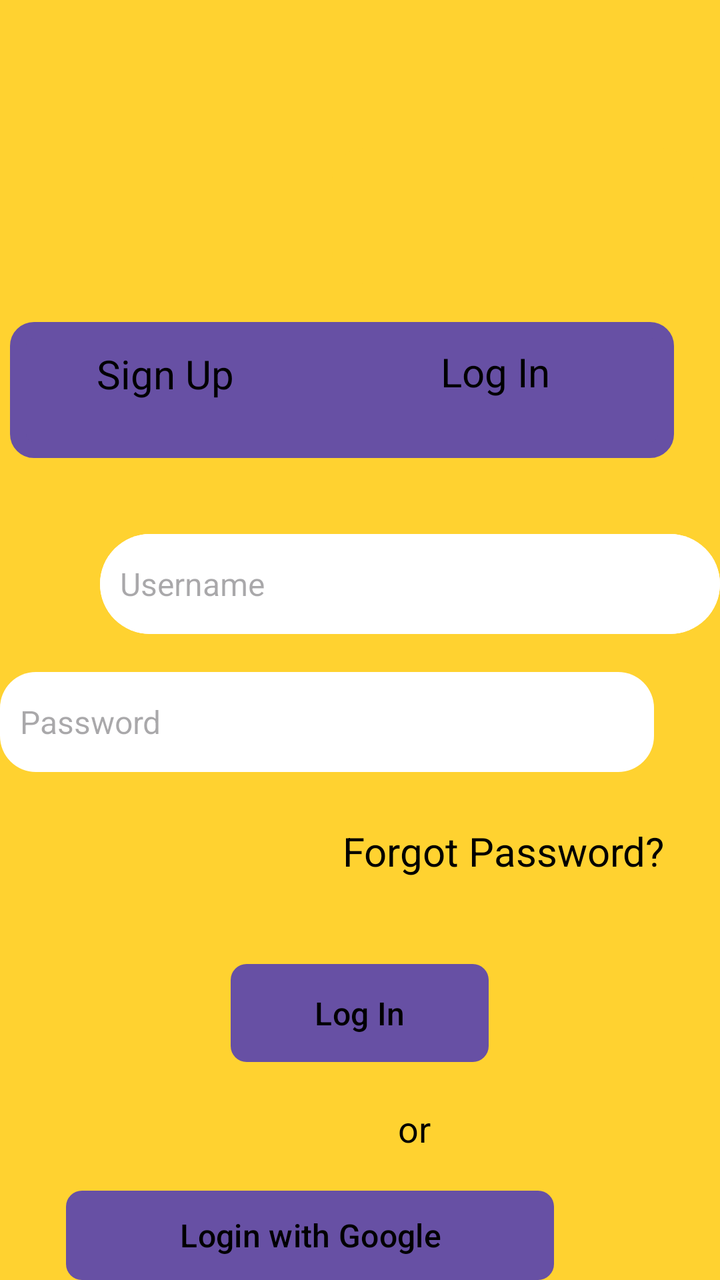
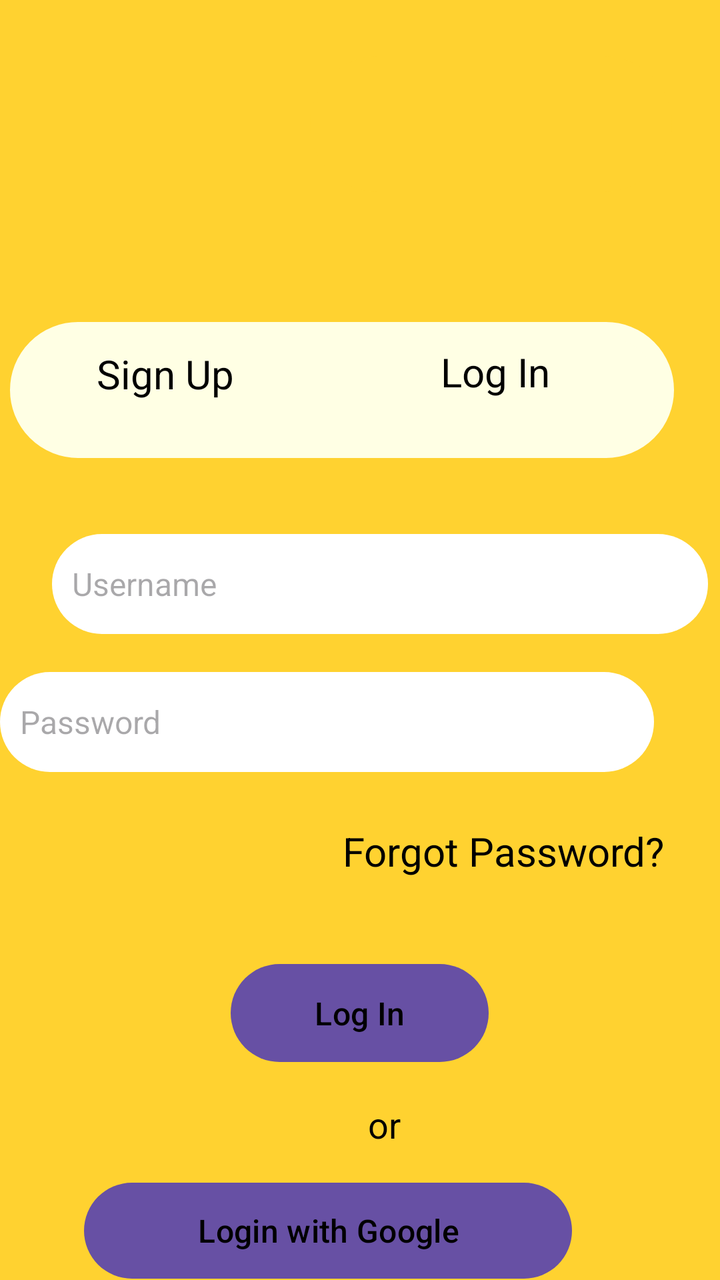

An Android layout rendered at two revisions. The XML below is the earlier revision; the diff shows what the commit changed to produce the second picture.
<!-- AndroidManifest.xml: application theme Theme.Expo -->
<!-- res/layout/activity_main.xml -->
<?xml version="1.0" encoding="utf-8"?>
<RelativeLayout xmlns:android="http://schemas.android.com/apk/res/android"
    android:layout_width="match_parent"
    android:layout_height="match_parent"
    xmlns:tools="http://schemas.android.com/tools"
    android:background="#FFD230">

    
    <EditText
        android:id="@+id/usernameBox"
        android:layout_width="328dp"
        android:layout_height="50dp"
        android:layout_alignParentStart="true"
        android:layout_marginStart="50dp"
        android:layout_marginTop="267dp"
        android:background="@drawable/rounded_box_39dp"
        android:hint="@string/username"
        android:padding="10dp"
        android:textColor="#000000"
        android:textSize="16sp" />

    <EditText
        android:id="@+id/EmailBox"
        android:layout_width="328dp"
        android:layout_height="50dp"
        android:layout_alignParentStart="true"
        android:layout_marginStart="50dp"
        android:layout_marginTop="267dp"
        android:background="@drawable/rounded_box_39dp"
        android:hint="Username"
        android:padding="10dp"
        android:textColor="#000000"
        android:textSize="16sp" />

    

    
    <EditText
        android:id="@+id/passwordBox"
        android:layout_width="328dp"
        android:layout_height="50dp"
        android:layout_below="@id/usernameBox"
        android:layout_alignParentEnd="true"
        android:layout_marginTop="19dp"
        android:layout_marginEnd="33dp"
        android:background="@drawable/rounded_box_18dp"
        android:hint="Password"
        android:inputType="textPassword"
        android:padding="10dp"
        android:textColor="@android:color/black"
        android:textSize="16sp" />


    <TextView
        android:id="@+id/forgotPassword"
        android:layout_width="wrap_content"
        android:layout_height="wrap_content"
        android:layout_below="@id/passwordBox"
        android:layout_alignParentEnd="true"
        android:layout_marginTop="26dp"
        android:layout_marginEnd="28dp"
        android:text="Forgot Password?"
        android:textColor="@android:color/black"
        android:textSize="20sp" />

    

    <TextView
        android:id="@+id/login"
        android:layout_width="wrap_content"
        android:layout_height="wrap_content"
        android:layout_below="@id/passwordBox"
        android:layout_alignParentEnd="true"
        android:layout_marginTop="-214dp"
        android:layout_marginEnd="85dp"
        android:elevation="@android:dimen/app_icon_size"
        android:text="Log In"
        android:textColor="@android:color/black"
        android:textSize="20sp" />

    <TextView
        android:id="@+id/signup"
        android:layout_width="wrap_content"
        android:layout_height="wrap_content"
        android:layout_below="@id/passwordBox"
        android:layout_alignParentEnd="true"
        android:layout_marginTop="-213dp"
        android:layout_marginEnd="243dp"
        android:elevation="@android:dimen/app_icon_size"
        android:text="Sign Up"
        android:textColor="@android:color/black"
        android:textSize="20sp" />

    <Button
        android:id="@+id/loginButton"
        android:layout_width="129dp"
        android:layout_height="49dp"
        android:layout_below="@id/forgotPassword"
        android:layout_marginTop="43dp"
        android:layout_centerHorizontal="true"
        android:background="@drawable/rounded_box_8dp"
        android:text="Log In"
        android:textColor="@android:color/black"
        android:textSize="16sp" />

    
    <TextView
        android:id="@+id/orText"
        android:layout_width="wrap_content"
        android:layout_height="wrap_content"
        android:layout_below="@id/loginButton"
        android:layout_alignParentStart="true"
        android:layout_marginStart="199dp"
        android:layout_marginTop="21dp"
        android:text="or"
        android:textColor="@android:color/black"
        android:textSize="18sp" />

    
    <Button
        android:id="@+id/googleLoginButton"
        android:layout_width="244dp"
        android:layout_height="48dp"
        android:layout_below="@id/orText"
        android:layout_alignParentEnd="true"
        android:layout_marginTop="19dp"
        android:layout_marginEnd="83dp"
        android:background="@drawable/rounded_box_8dp"
        android:drawableStart="@drawable/ic_google"
        android:drawablePadding="10dp"
        android:text="Login with Google"
        android:textColor="@android:color/black"
        android:textSize="16sp" />

    

    
    <Button
        android:id="@+id/signupTab"
        android:layout_width="332dp"
        android:layout_height="68dp"
        android:layout_alignParentTop="true"
        android:layout_alignParentEnd="true"
        android:layout_gravity="center_horizontal"
        android:layout_marginTop="161dp"
        android:layout_marginEnd="23dp"
        android:layout_weight="1"
        android:background="@drawable/inactive_tab_background"
        android:backgroundTint="#FFFFE4"
        android:textAlignment="textStart"
        android:textColor="#000000"
        android:textSize="24sp"
        android:textStyle="bold"
        tools:ignore="RtlCompat" />

    <TextView
        android:id="@+id/loginTab"
        android:layout_width="181dp"
        android:layout_height="68dp"
        android:layout_alignParentEnd="true"
        android:layout_alignParentBottom="true"
        android:layout_gravity="center_horizontal"
        android:layout_marginEnd="13dp"
        android:layout_marginBottom="498dp"
        android:layout_weight="1"
        android:background="@drawable/active_tab_background"
        android:backgroundTint="#FFD230"
        android:textAlignment="center"
        android:textColor="#000000"
        android:textSize="24dp"
        android:textStyle="bold" />
</RelativeLayout>
<!-- resources referenced by this layout -->
<resources>
  <!-- drawable active_tab_background (drawable) -->
  <shape xmlns:android="http://schemas.android.com/apk/res/android"
      android:shape="rectangle">
      <solid android:color="#FFD230" />
      <corners android:radius="16dp" />
  </shape>
  <!-- drawable ic_google (drawable) -->
  <vector xmlns:android="http://schemas.android.com/apk/res/android"
      android:width="24dp"
      android:height="24dp"
      android:viewportWidth="48.0"
      android:viewportHeight="48.0">
      <path
          android:fillColor="#4285F4"
          android:pathData="M44.5,20H24v8.5h11.9C33.3,32.4,29.1,35,24,35c-6.1,0 -11.3,-4.2 -13.2,-10l-8.1,6.2C6.6,39.3,14.8,45,24,45c12,0,22,-9.8,22,-22,0,-1.7 -0.2,-2.8 -0.5,-3z" />
      <path
          android:fillColor="#34A853"
          android:pathData="M10.8,25c-0.5,-1.5 -0.8,-3.1 -0.8,-5s0.3,-3.5 0.8,-5l-8.1,-6.2C1,12.8,0,16.3,0,20c0,3.7,1,7.2,2.7,10.2L10.8,25z" />
      <path
          android:fillColor="#FBBC05"
          android:pathData="M24,10c4.3,0,8.2,1.7,11.1,4.5l7.4,-7.4C38.5,3.5,31.7,0,24,0,14.8,0,6.6,5.7,2.7,14.8L10.8,21C12.7,14.2,18.4,10,24,10z" />
      <path
          android:fillColor="#EA4335"
          android:pathData="M24,45c7.5,0,13.9,-2.5,18.5,-6.7l-7.9,-6.4C32.8,33.8,28.7,35,24,35c-5.1,0 -9.3,-2.6 -11.9,-6.5l-8.1,6.2C8.2,41.3,15.8,45,24,45z" />
  </vector>
  <!-- drawable inactive_tab_background (drawable) -->
  <shape xmlns:android="http://schemas.android.com/apk/res/android"
      android:shape="rectangle">
      <solid android:color="#FFFFE4" />
      <corners android:radius="8dp" />
      <stroke android:width="8dp" android:color="#888888" />
  </shape>
  <!-- drawable rounded_box_18dp (drawable) -->
  <shape xmlns:android="http://schemas.android.com/apk/res/android"
      android:shape="rectangle">
      <solid android:color="#FFFFFF" />
      <corners android:radius="18dp" />
  </shape>
  <!-- drawable rounded_box_39dp (drawable) -->
  <shape xmlns:android="http://schemas.android.com/apk/res/android"
      android:shape="rectangle">
      <solid android:color="#FFFFFF" />
      <corners android:radius="39dp" />
  </shape>
  <!-- drawable rounded_box_8dp (drawable) -->
  <shape xmlns:android="http://schemas.android.com/apk/res/android"
      android:shape="rectangle">
      <solid android:color="#008DFF" />
      <corners android:radius="8dp" />
  </shape>
  <string name="username">Username</string>
  <style name="Theme.Expo" parent="Base.Theme.Expo" />
  <style name="Base.Theme.Expo" parent="Theme.Material3.DayNight.NoActionBar">
          
          
      </style>
</resources>

<!-- the commit's change to res/layout/activity_main.xml (unified diff, before → after) -->
@@ -5,13 +5,12 @@
     xmlns:tools="http://schemas.android.com/tools"
     android:background="#FFD230">
 
-    
     <EditText
         android:id="@+id/usernameBox"
         android:layout_width="328dp"
         android:layout_height="50dp"
         android:layout_alignParentStart="true"
-        android:layout_marginStart="50dp"
+        android:layout_marginStart="26dp"
         android:layout_marginTop="267dp"
         android:background="@drawable/rounded_box_39dp"
         android:hint="@string/username"
@@ -20,22 +19,6 @@
         android:textSize="16sp" />
 
     <EditText
-        android:id="@+id/EmailBox"
-        android:layout_width="328dp"
-        android:layout_height="50dp"
-        android:layout_alignParentStart="true"
-        android:layout_marginStart="50dp"
-        android:layout_marginTop="267dp"
-        android:background="@drawable/rounded_box_39dp"
-        android:hint="Username"
-        android:padding="10dp"
-        android:textColor="#000000"
-        android:textSize="16sp" />
-
-    
-
-    
-    <EditText
         android:id="@+id/passwordBox"
         android:layout_width="328dp"
         android:layout_height="50dp"
@@ -43,7 +26,7 @@
         android:layout_alignParentEnd="true"
         android:layout_marginTop="19dp"
         android:layout_marginEnd="33dp"
-        android:background="@drawable/rounded_box_18dp"
+        android:background="@drawable/rounded_box_39dp"
         android:hint="Password"
         android:inputType="textPassword"
         android:padding="10dp"
@@ -63,7 +46,6 @@
         android:textColor="@android:color/black"
         android:textSize="20sp" />
 
-    
 
     <TextView
         android:id="@+id/login"
@@ -98,44 +80,39 @@
         android:layout_below="@id/forgotPassword"
         android:layout_marginTop="43dp"
         android:layout_centerHorizontal="true"
-        android:background="@drawable/rounded_box_8dp"
+        android:background="@drawable/rounded_box_39dp"
         android:text="Log In"
         android:textColor="@android:color/black"
         android:textSize="16sp" />
 
-    
     <TextView
         android:id="@+id/orText"
         android:layout_width="wrap_content"
         android:layout_height="wrap_content"
         android:layout_below="@id/loginButton"
         android:layout_alignParentStart="true"
-        android:layout_marginStart="199dp"
-        android:layout_marginTop="21dp"
+        android:layout_marginStart="184dp"
+        android:layout_marginTop="19dp"
         android:text="or"
         android:textColor="@android:color/black"
         android:textSize="18sp" />
 
-    
     <Button
         android:id="@+id/googleLoginButton"
         android:layout_width="244dp"
         android:layout_height="48dp"
         android:layout_below="@id/orText"
         android:layout_alignParentEnd="true"
-        android:layout_marginTop="19dp"
-        android:layout_marginEnd="83dp"
-        android:background="@drawable/rounded_box_8dp"
+        android:layout_marginTop="17dp"
+        android:layout_marginEnd="74dp"
+        android:background="@drawable/rounded_box_39dp"
         android:drawableStart="@drawable/ic_google"
         android:drawablePadding="10dp"
         android:text="Login with Google"
         android:textColor="@android:color/black"
         android:textSize="16sp" />
 
-    
-
-    
-    <Button
+    <TextView
         android:id="@+id/signupTab"
         android:layout_width="332dp"
         android:layout_height="68dp"
@@ -144,7 +121,7 @@
         android:layout_gravity="center_horizontal"
         android:layout_marginTop="161dp"
         android:layout_marginEnd="23dp"
-        android:layout_weight="1"
+        android:layout_weight="2"
         android:background="@drawable/inactive_tab_background"
         android:backgroundTint="#FFFFE4"
         android:textAlignment="textStart"
@@ -160,8 +137,8 @@
         android:layout_alignParentEnd="true"
         android:layout_alignParentBottom="true"
         android:layout_gravity="center_horizontal"
-        android:layout_marginEnd="13dp"
-        android:layout_marginBottom="498dp"
+        android:layout_marginEnd="24dp"
+        android:layout_marginBottom="544dp"
         android:layout_weight="1"
         android:background="@drawable/active_tab_background"
         android:backgroundTint="#FFD230"
<!-- resource entries referenced after the edit -->
@@ -4,7 +4,7 @@
   <shape xmlns:android="http://schemas.android.com/apk/res/android"
       android:shape="rectangle">
       <solid android:color="#FFD230" />
-      <corners android:radius="16dp" />
+      <corners android:radius="39dp" />
   </shape>
   <!-- drawable ic_google (drawable) -->
   <vector xmlns:android="http://schemas.android.com/apk/res/android"
@@ -29,26 +29,14 @@
   <shape xmlns:android="http://schemas.android.com/apk/res/android"
       android:shape="rectangle">
       <solid android:color="#FFFFE4" />
-      <corners android:radius="8dp" />
+      <corners android:radius="39dp" />
       <stroke android:width="8dp" android:color="#888888" />
-  </shape>
-  <!-- drawable rounded_box_18dp (drawable) -->
-  <shape xmlns:android="http://schemas.android.com/apk/res/android"
-      android:shape="rectangle">
-      <solid android:color="#FFFFFF" />
-      <corners android:radius="18dp" />
   </shape>
   <!-- drawable rounded_box_39dp (drawable) -->
   <shape xmlns:android="http://schemas.android.com/apk/res/android"
       android:shape="rectangle">
       <solid android:color="#FFFFFF" />
       <corners android:radius="39dp" />
-  </shape>
-  <!-- drawable rounded_box_8dp (drawable) -->
-  <shape xmlns:android="http://schemas.android.com/apk/res/android"
-      android:shape="rectangle">
-      <solid android:color="#008DFF" />
-      <corners android:radius="8dp" />
   </shape>
   <string name="username">Username</string>
   <style name="Theme.Expo" parent="Base.Theme.Expo" />
